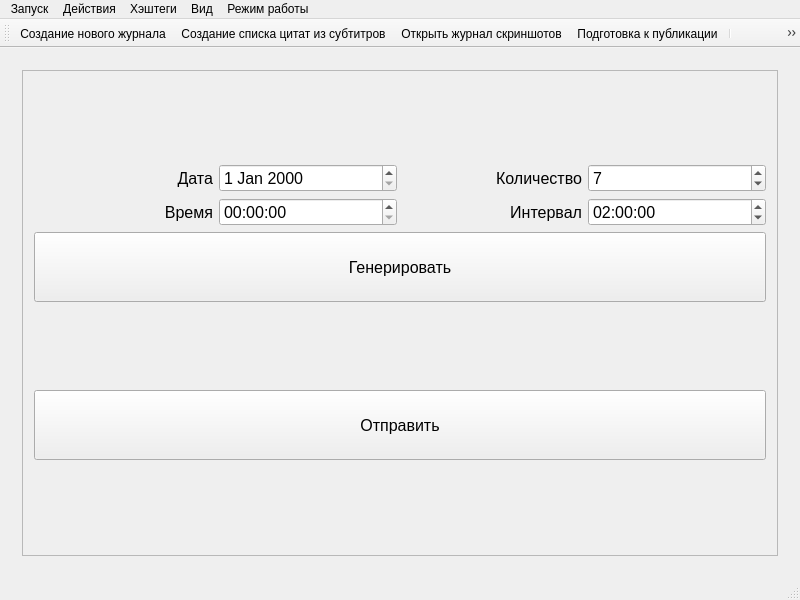
Old version of the form mainwindow.ui in the repository cool-palace/Screenshot-Manager.
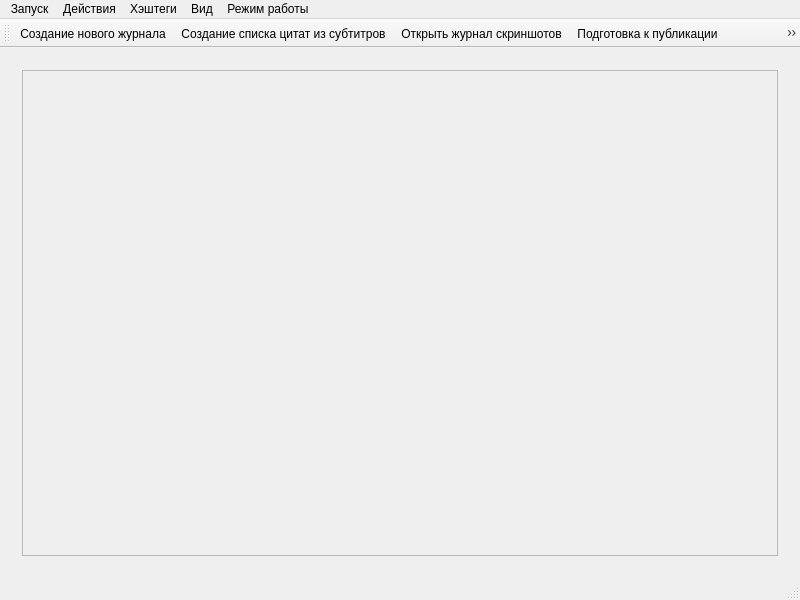
New version of the form. The open tabs and pages were chosen to show the change. Icons and pictures are not drawn.

Commit message: Added Hashtag, HashtagPreview classes and basic poll functions

The edit to the form file:
```diff
--- a/mainwindow.ui
+++ b/mainwindow.ui
@@ -334,8 +334,8 @@
             <rect>
              <x>0</x>
              <y>0</y>
-             <width>420</width>
-             <height>266</height>
+             <width>754</width>
+             <height>459</height>
             </rect>
            </property>
            <layout class="QGridLayout" name="gridLayout_7">
@@ -544,6 +544,27 @@
         </item>
        </layout>
       </widget>
+      <widget class="QWidget" name="page_6">
+       <layout class="QGridLayout" name="gridLayout_9">
+        <item row="0" column="0">
+         <widget class="QScrollArea" name="scrollArea_3">
+          <property name="widgetResizable">
+           <bool>true</bool>
+          </property>
+          <widget class="QWidget" name="scrollAreaWidgetContents_2">
+           <property name="geometry">
+            <rect>
+             <x>0</x>
+             <y>0</y>
+             <width>754</width>
+             <height>459</height>
+            </rect>
+           </property>
+          </widget>
+         </widget>
+        </item>
+       </layout>
+      </widget>
      </widget>
     </item>
    </layout>
@@ -636,6 +657,7 @@
    <addaction name="text_reading"/>
    <addaction name="config_reading"/>
    <addaction name="release_preparation"/>
+   <addaction name="poll_preparation"/>
    <addaction name="separator"/>
    <addaction name="save"/>
    <addaction name="private_switch"/>
@@ -937,6 +959,21 @@
     <string>Добавить описания в альбом</string>
    </property>
   </action>
+  <action name="poll_preparation">
+   <property name="checkable">
+    <bool>true</bool>
+   </property>
+   <property name="enabled">
+    <bool>false</bool>
+   </property>
+   <property name="icon">
+    <iconset resource="icons.qrc">
+     <normaloff>:/images/icons8-poll-80.png</normaloff>:/images/icons8-poll-80.png</iconset>
+   </property>
+   <property name="text">
+    <string>Подготовка опроса</string>
+   </property>
+  </action>
  </widget>
  <layoutdefault spacing="6" margin="11"/>
  <resources>
```
Left out of the diff: 100 changed lines with no effect on the pictures. The commit also changes 8 other files.
